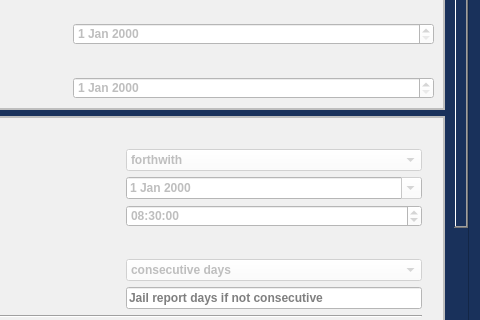
Above: package/views/ui/AddCommunityControlDialog.ui from HunterProgram22/MuniEntry before the change; both pictures show x 703 to 1183 and y 119 to 439 of the 1183 by 765 pixel window. Below: the same form after it.
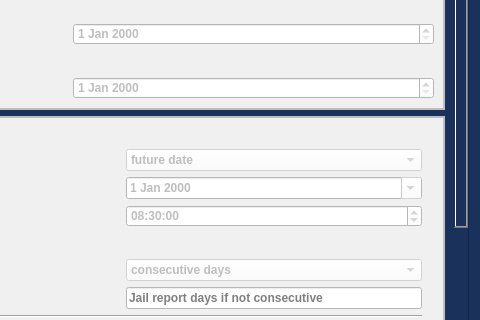
That is the form after the change.

```diff
--- a/package/views/ui/AddCommunityControlDialog.ui
+++ b/package/views/ui/AddCommunityControlDialog.ui
@@ -167,7 +167,7 @@
       <property name="geometry">
        <rect>
         <x>0</x>
-        <y>-1050</y>
+        <y>-116</y>
         <width>1140</width>
         <height>1941</height>
        </rect>
@@ -1308,11 +1308,6 @@
             <property name="styleSheet">
              <string notr="true">background-color: rgb(255, 255, 255);</string>
             </property>
-            <item>
-             <property name="text">
-              <string>forthwith</string>
-             </property>
-            </item>
             <item>
              <property name="text">
               <string>future date</string>
```
Left out of the diff: 9 changed lines with no effect on the pictures.
